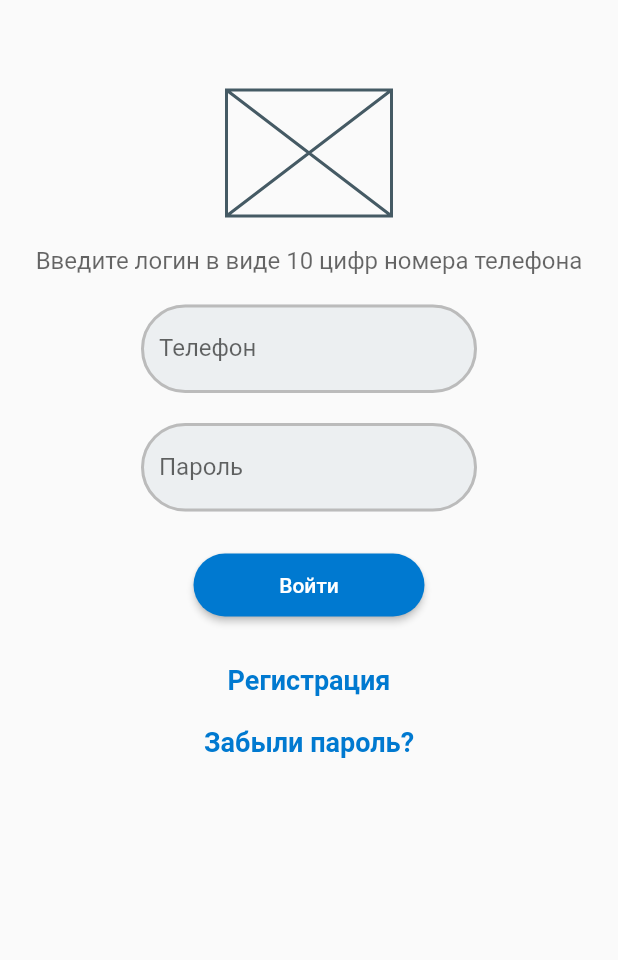
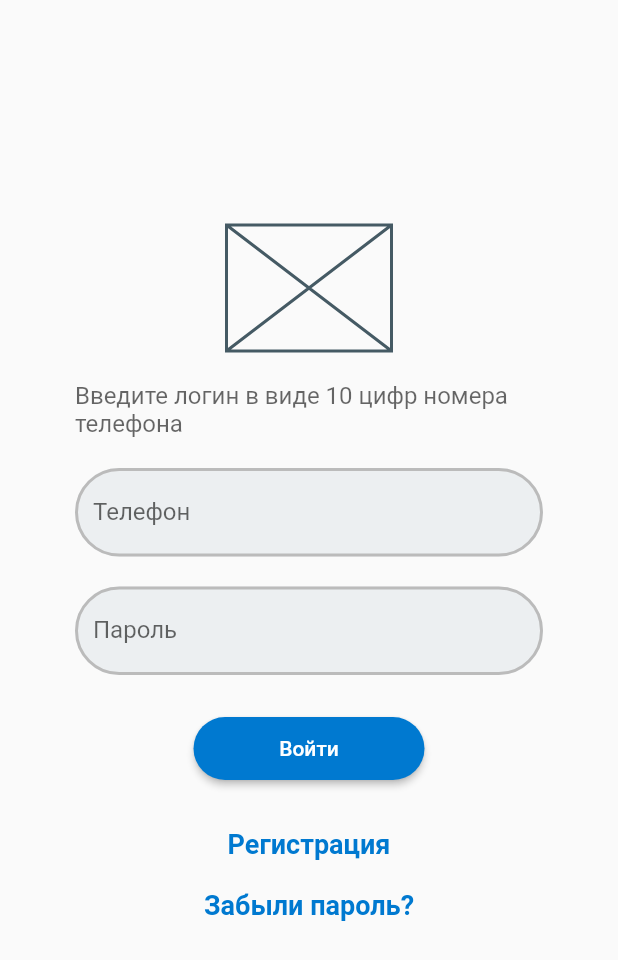
Before and after one commit to KalimullinRI/auth_page_new1, a Flutter app: the screen it shows after launch, on a phone screen of 412 x 824 dp. Shown: the top 960 px of the screen. Run offline on Flutter 3.47's test engine with Material 2 defaults, Android fonts, the phone set to English and light mode, and no system bars.

Commit message:
Добавлена стилизация формы авторизации

```diff
--- a/lib/main.dart
+++ b/lib/main.dart
@@ -24,15 +24,17 @@ class MyApp extends StatelessWidget {
       home: Scaffold(
         body: Container(
           width: double.infinity,
+          padding: EdgeInsets.symmetric(horizontal: 50),
+          child: SingleChildScrollView(
             child: Column(children: [
-            SizedBox(height: 60,),
+              SizedBox(height: 150,),
               SizedBox(width: 110, height: 84, child: Placeholder(),),
               SizedBox(height: 20,),
               Text('Введите логин в виде 10 цифр номера телефона',
                  style: TextStyle(fontSize: 16, color: Color.fromRGBO(0, 0, 0, 0.6)),),
               SizedBox(height: 20,),
-            const SizedBox(width: 224,
-              child: TextField(
+              TextField(
+                keyboardType: TextInputType.phone,
                 decoration: InputDecoration(
                   filled: true,
                   fillColor: Color(0xFFeceff1),
@@ -41,10 +43,8 @@ class MyApp extends StatelessWidget {
                   labelText: 'Телефон',
                 ),
               ),
-            ),
               SizedBox(height: 20,),
-            const SizedBox(width: 224,
-              child: TextField(
+              TextField(
                 obscureText: true,
                 decoration: InputDecoration(
                   filled: true,
@@ -52,7 +52,6 @@ class MyApp extends StatelessWidget {
                   enabledBorder: borderStyle,
                   focusedBorder: borderStyle,
                   labelText: 'Пароль',
-                ),
                 ),
               ),
               SizedBox(height: 28,),
@@ -74,6 +73,7 @@ class MyApp extends StatelessWidget {
               InkWell(child: const Text('Забыли пароль?', style: LinkTextStyle,),
                   onTap:() {}),
             ],),
+          ),
         )
     ),
     );
```
Lines whose indentation alone changed are shown as unchanged.
